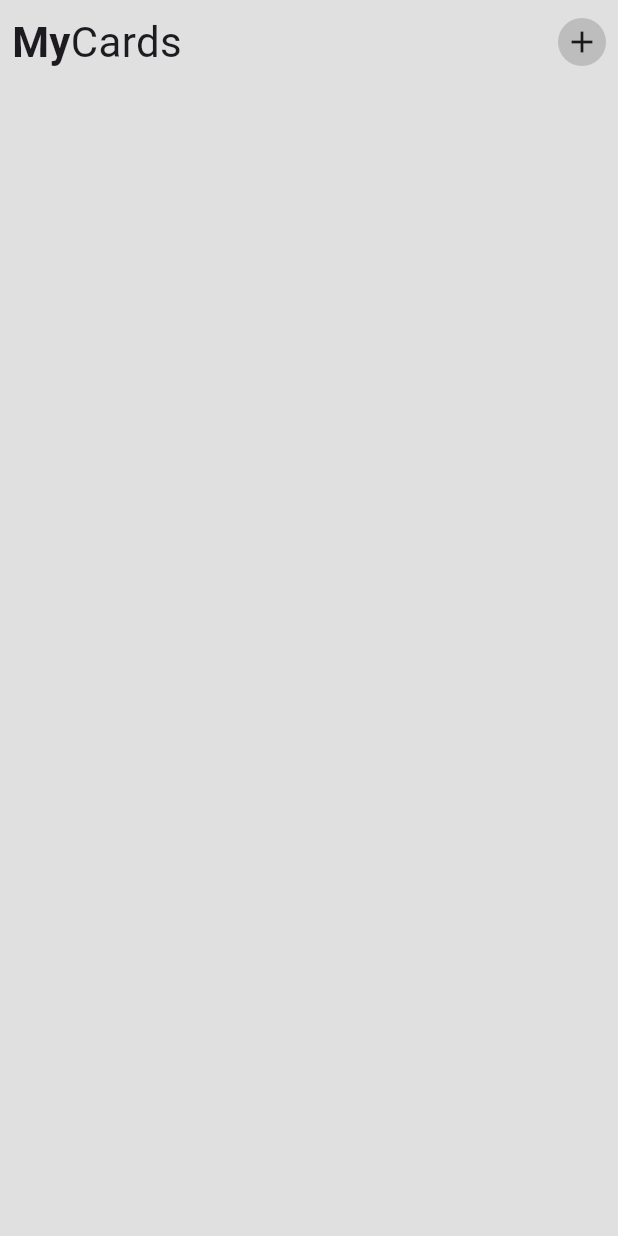
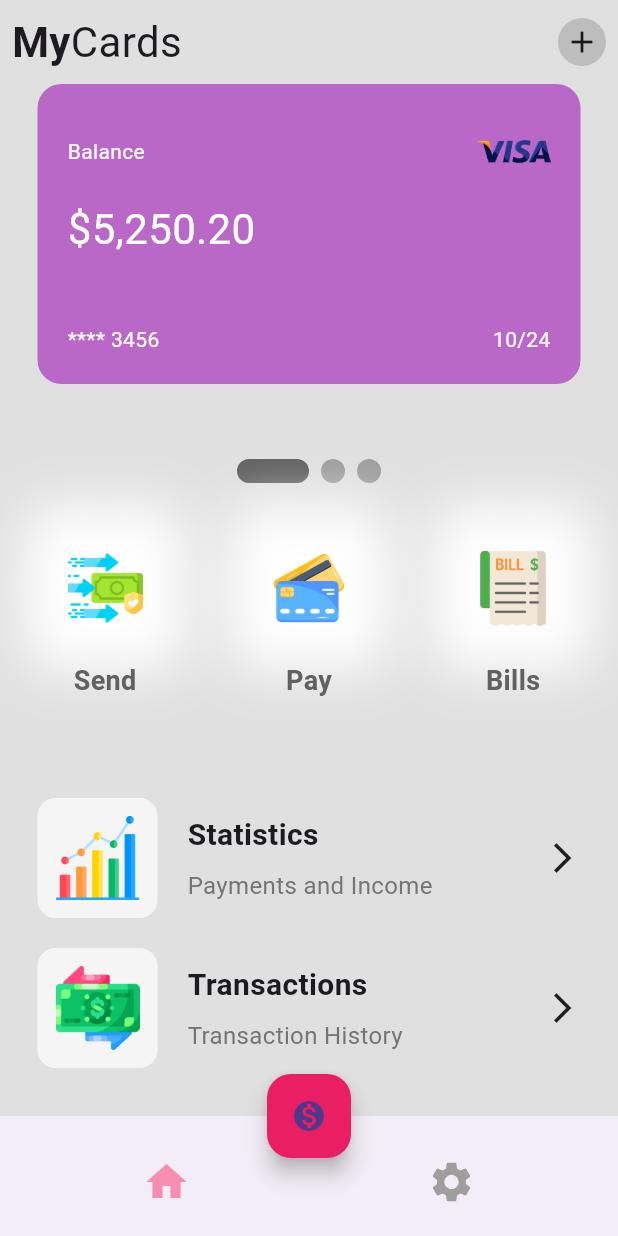
Before and after one commit to Buhana149/wallet_app_ui, a Flutter app: the screen it shows after launch, on a phone screen of 412 x 824 dp. Run offline on Flutter 3.47's test engine with Material 3 defaults, Android fonts, the phone set to English and light mode, and no system bars; drawn by our look-alikes of smooth_page_indicator.

Commit message:
UI created

```diff
--- /dev/null
+++ b/lib/home_page_ui.dart/card_balance.dart
@@ -0,0 +1,70 @@
+import 'package:flutter/material.dart';
+
+class CardBalance extends StatelessWidget {
+  final Color? color;
+  final String amount;
+  final String cardNumber;
+  final String expiryDate;
+  const CardBalance({
+    super.key,
+    required this.amount,
+    required this.cardNumber,
+    required this.expiryDate,
+    required this.color,
+  });
+
+  @override
+  Widget build(BuildContext context) {
+    return Padding(
+      padding: const EdgeInsets.symmetric(horizontal: 25.0),
+      child: Container(
+        width: 300,
+        padding: const EdgeInsets.all(20),
+        decoration: BoxDecoration(
+            color: color, borderRadius: BorderRadius.circular(16)),
+        child: Column(
+          crossAxisAlignment: CrossAxisAlignment.start,
+          mainAxisAlignment: MainAxisAlignment.spaceBetween,
+          children: [
+            Row(
+              mainAxisAlignment: MainAxisAlignment.spaceBetween,
+              children: [
+                const Text(
+                  'Balance',
+                  style: TextStyle(
+                    color: Colors.white,
+                  ),
+                ),
+                Image.asset(
+                  'lib/icons/visa.png',
+                  height: 50,
+                ),
+              ],
+            ),
+            Text(amount,
+                style: const TextStyle(
+                  color: Colors.white,
+                  fontSize: 28,
+                )),
+            const SizedBox(height: 30),
+            Row(
+              mainAxisAlignment: MainAxisAlignment.spaceBetween,
+              children: [
+                Text(
+                  cardNumber,
+                  style: const TextStyle(
+                    color: Colors.white,
+                  ),
+                ),
+                Text(expiryDate,
+                    style: const TextStyle(
+                      color: Colors.white,
+                    ))
+              ],
+            )
+          ],
+        ),
+      ),
+    );
+  }
+}
--- /dev/null
+++ b/lib/home_page_ui.dart/cards_area.dart
@@ -0,0 +1,56 @@
+import 'package:flutter/material.dart';
+import 'package:smooth_page_indicator/smooth_page_indicator.dart';
+import 'package:wallet_app_ui/home_page_ui.dart/card_balance.dart';
+
+class CardsArea extends StatefulWidget {
+  const CardsArea({super.key});
+
+  @override
+  State<CardsArea> createState() => _CardsAreaState();
+}
+
+class _CardsAreaState extends State<CardsArea> {
+  final _controller = PageController();
+
+  @override
+  Widget build(BuildContext context) {
+    return Column(
+      children: [
+        SizedBox(
+          height: 200,
+          child: PageView(
+            scrollDirection: Axis.horizontal,
+            controller: _controller,
+            children: [
+              CardBalance(
+                color: Colors.purple[300],
+                amount: '\$5,250.20',
+                cardNumber: '**** 3456',
+                expiryDate: '10/24',
+              ),
+              CardBalance(
+                amount: '\$5,250.80',
+                cardNumber: '**** 1234',
+                expiryDate: '11/24',
+                color: Colors.blue[300],
+              ),
+              CardBalance(
+                amount: '\$6,330.80',
+                cardNumber: '**** 4321',
+                expiryDate: '01/25',
+                color: Colors.red[300],
+              ),
+            ],
+          ),
+        ),
+        const SizedBox(height: 25),
+        const SizedBox(height: 25),
+        SmoothPageIndicator(
+          controller: _controller,
+          count: 3,
+          effect: ExpandingDotsEffect(activeDotColor: Colors.grey.shade700),
+        ),
+      ],
+    );
+  }
+}
--- /dev/null
+++ b/lib/home_page_ui.dart/my_button.dart
@@ -0,0 +1,51 @@
+import 'package:flutter/material.dart';
+
+class MyButton extends StatelessWidget {
+  final String imagePath;
+  final String buttonName;
+  const MyButton({
+    super.key,
+    required this.imagePath,
+    required this.buttonName,
+  });
+
+  @override
+  Widget build(BuildContext context) {
+    return Row(
+      children: [
+        Column(
+          children: [
+            Container(
+              height: 90,
+              padding: const EdgeInsets.all(20),
+              decoration: BoxDecoration(
+                  // color: Colors.grey[100],
+                  borderRadius: BorderRadius.circular(20),
+                  boxShadow: const [
+                    BoxShadow(
+                      color: Colors.white,
+                      blurRadius: 30,
+                      spreadRadius: 10,
+                    )
+                  ]),
+              child: Center(
+                child: Image.asset(imagePath),
+              ),
+            ),
+            const SizedBox(
+              height: 4,
+            ),
+            Text(
+              buttonName,
+              style: TextStyle(
+                fontSize: 18,
+                fontWeight: FontWeight.bold,
+                color: Colors.grey[700],
+              ),
+            )
+          ],
+        )
+      ],
+    );
+  }
+}
--- /dev/null
+++ b/lib/home_page_ui.dart/my_list_tile.dart
@@ -0,0 +1,59 @@
+import 'package:flutter/material.dart';
+
+class MyListTile extends StatelessWidget {
+  final String tileIconPath;
+  final String tileName;
+  final String tileDescription;
+
+  const MyListTile({
+    super.key,
+    required this.tileIconPath,
+    required this.tileName,
+    required this.tileDescription,
+  });
+
+  @override
+  Widget build(BuildContext context) {
+    return Padding(
+      padding: const EdgeInsets.only(bottom: 20.0),
+      child: Row(
+        mainAxisAlignment: MainAxisAlignment.spaceBetween,
+        children: [
+          Row(children: [
+            Container(
+              height: 80,
+              padding: const EdgeInsets.all(12),
+              decoration: BoxDecoration(
+                color: Colors.grey[100],
+                borderRadius: BorderRadius.circular(12),
+              ),
+              child: Image.asset(tileIconPath),
+            ),
+            const SizedBox(width: 20),
+            Column(
+              crossAxisAlignment: CrossAxisAlignment.start,
+              children: [
+                Text(
+                  tileName,
+                  style: const TextStyle(
+                    fontWeight: FontWeight.bold,
+                    fontSize: 20,
+                  ),
+                ),
+                const SizedBox(height: 8),
+                Text(
+                  tileDescription,
+                  style: TextStyle(
+                    fontSize: 16,
+                    color: Colors.grey[600],
+                  ),
+                ),
+              ],
+            )
+          ]),
+          const Icon(Icons.arrow_forward_ios),
+        ],
+      ),
+    );
+  }
+}
--- a/lib/pages/home_page.dart
+++ b/lib/pages/home_page.dart
@@ -1,5 +1,10 @@
 import 'package:flutter/material.dart';
+import 'package:smooth_page_indicator/smooth_page_indicator.dart';
 import 'package:wallet_app_ui/home_page_ui.dart/app_bar_area.dart';
+import 'package:wallet_app_ui/home_page_ui.dart/card_balance.dart';
+import 'package:wallet_app_ui/home_page_ui.dart/cards_area.dart';
+import 'package:wallet_app_ui/home_page_ui.dart/my_button.dart';
+import 'package:wallet_app_ui/home_page_ui.dart/my_list_tile.dart';
 
 class HomePage extends StatefulWidget {
   const HomePage({super.key});
@@ -13,10 +18,82 @@ class _HomePageState extends State<HomePage> {
   Widget build(BuildContext context) {
     return Scaffold(
       backgroundColor: Colors.grey[300],
+      floatingActionButton: FloatingActionButton(
+        onPressed: () {},
+        backgroundColor: Colors.pink,
+        child: const Icon(Icons.monetization_on),
+      ),
+      floatingActionButtonLocation: FloatingActionButtonLocation.centerDocked,
+      bottomNavigationBar: BottomAppBar(
+        child: Padding(
+          padding: const EdgeInsets.only(top: 8.0),
+          child: Row(
+            mainAxisAlignment: MainAxisAlignment.spaceAround,
+            children: [
+              IconButton(
+                onPressed: () {},
+                icon: Icon(
+                  Icons.home,
+                  size: 32,
+                  color: Colors.pink[200],
+                ),
+              ),
+              IconButton(
+                onPressed: () {},
+                icon: Icon(
+                  Icons.settings,
+                  size: 32,
+                  color: Colors.grey[500],
+                ),
+              ),
+            ],
+          ),
+        ),
+      ),
       body: const SafeArea(
           child: Column(
         children: [
           AppBarArea(),
+          CardsArea(),
+          SizedBox(height: 25),
+          Padding(
+            padding: EdgeInsets.symmetric(horizontal: 25.0),
+            child: Row(
+              mainAxisAlignment: MainAxisAlignment.spaceBetween,
+              children: [
+                MyButton(
+                  imagePath: 'lib/icons/transfer.png',
+                  buttonName: 'Send',
+                ),
+                MyButton(
+                  imagePath: 'lib/icons/atm-card.png',
+                  buttonName: 'Pay',
+                ),
+                MyButton(
+                  imagePath: 'lib/icons/bill.png',
+                  buttonName: 'Bills',
+                ),
+              ],
+            ),
+          ),
+          SizedBox(height: 40),
+          Padding(
+            padding: EdgeInsets.all(25.0),
+            child: Column(
+              children: [
+                MyListTile(
+                  tileIconPath: 'lib/icons/analysis.png',
+                  tileName: 'Statistics',
+                  tileDescription: 'Payments and Income',
+                ),
+                MyListTile(
+                  tileIconPath: 'lib/icons/transaction.png',
+                  tileName: 'Transactions',
+                  tileDescription: 'Transaction History',
+                ),
+              ],
+            ),
+          ),
         ],
       )),
     );
--- a/pubspec.yaml
+++ b/pubspec.yaml
@@ -35,6 +35,7 @@ dependencies:
   # The following adds the Cupertino Icons font to your application.
   # Use with the CupertinoIcons class for iOS style icons.
   cupertino_icons: ^1.0.8
+  smooth_page_indicator: ^1.2.0+3
 
 dev_dependencies:
   flutter_test:
```
Also changed, not shown: lib/icons/visa.png (added), pubspec.lock.
